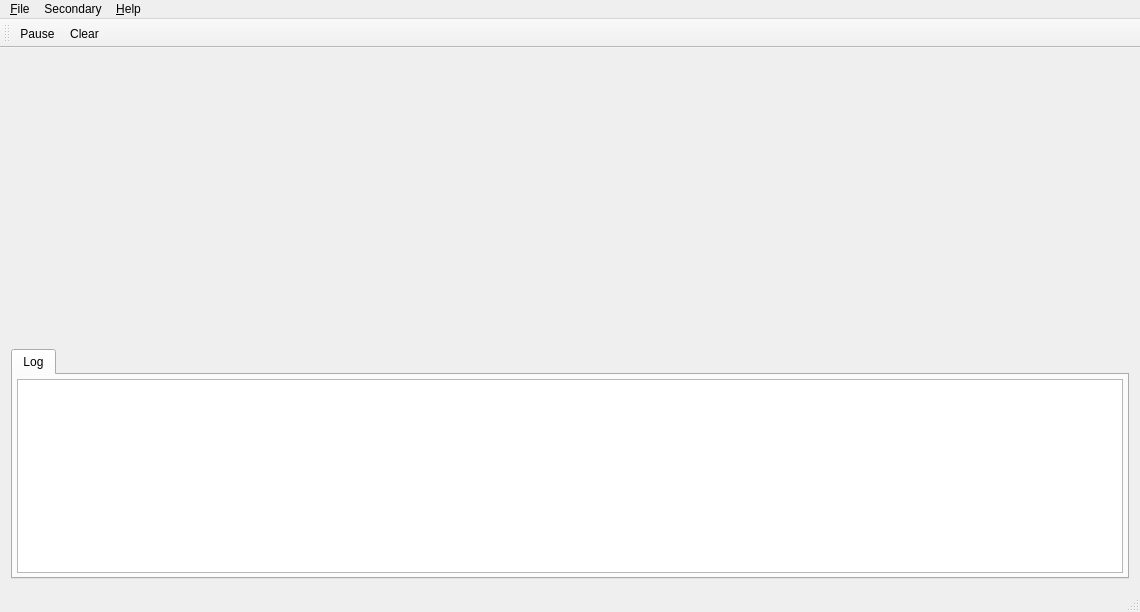
Qt form source/serialplot/src/mainwindow.ui (KacperJanowski98/SerialPlot-Biomedical-Signals) before a commit.
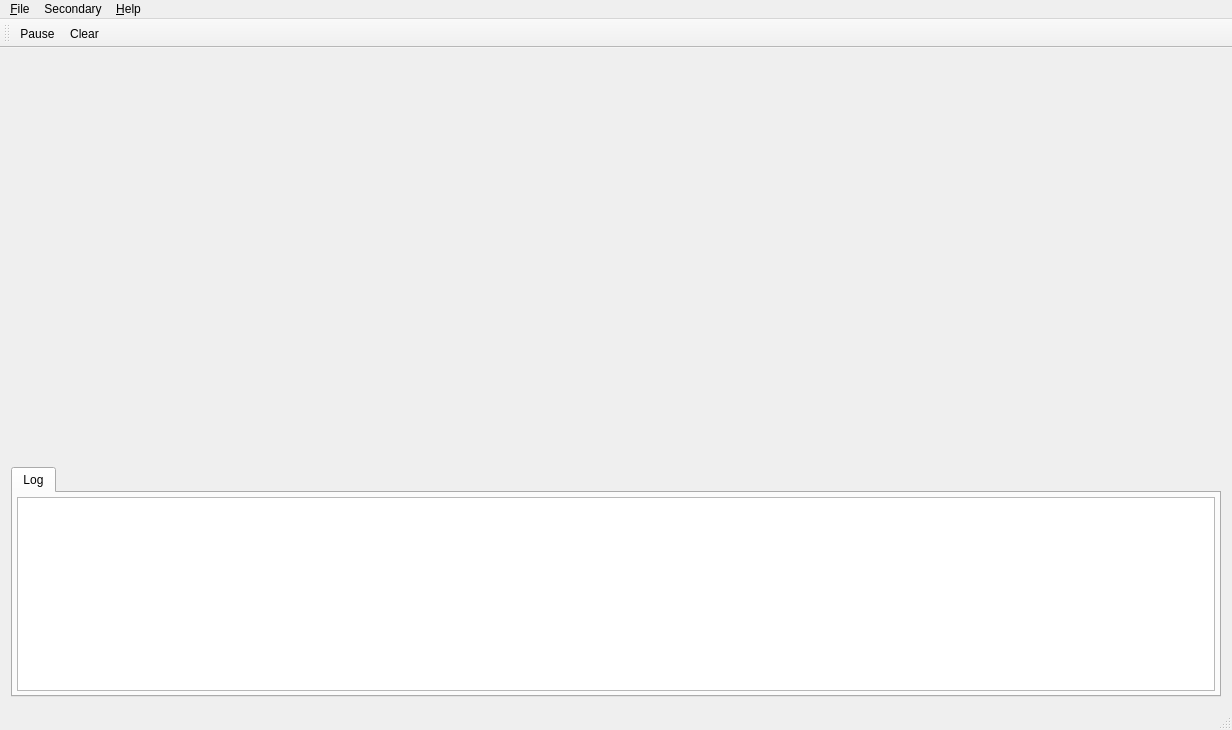
The same form after that commit. Icons and pictures are not drawn. Custom widgets are drawn as their Qt base class.

Commit message: Added control panel

```diff
--- a/source/serialplot/src/mainwindow.ui
+++ b/source/serialplot/src/mainwindow.ui
@@ -6,8 +6,8 @@
    <rect>
     <x>0</x>
     <y>0</y>
-    <width>1140</width>
-    <height>612</height>
+    <width>1232</width>
+    <height>730</height>
    </rect>
   </property>
   <property name="windowTitle">
@@ -39,11 +39,17 @@
     <item>
      <widget class="QCustomPlot" name="fftPlot" native="true">
       <property name="sizePolicy">
-       <sizepolicy hsizetype="Preferred" vsizetype="Expanding">
+       <sizepolicy hsizetype="Preferred" vsizetype="MinimumExpanding">
         <horstretch>0</horstretch>
         <verstretch>0</verstretch>
        </sizepolicy>
       </property>
+      <property name="minimumSize">
+       <size>
+        <width>0</width>
+        <height>250</height>
+       </size>
+      </property>
      </widget>
     </item>
     <item>
@@ -110,7 +116,7 @@
     <rect>
      <x>0</x>
      <y>0</y>
-     <width>1140</width>
+     <width>1232</width>
      <height>21</height>
     </rect>
    </property>
```
The commit also changes 7 other files.
